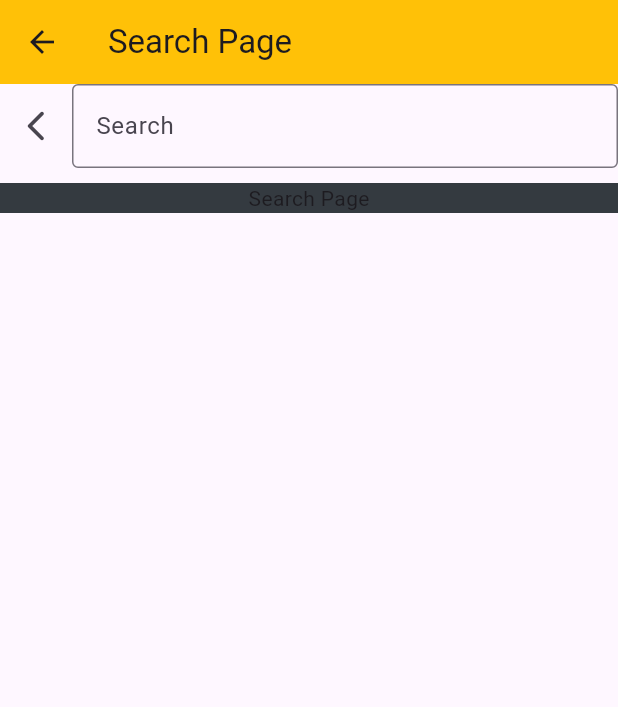
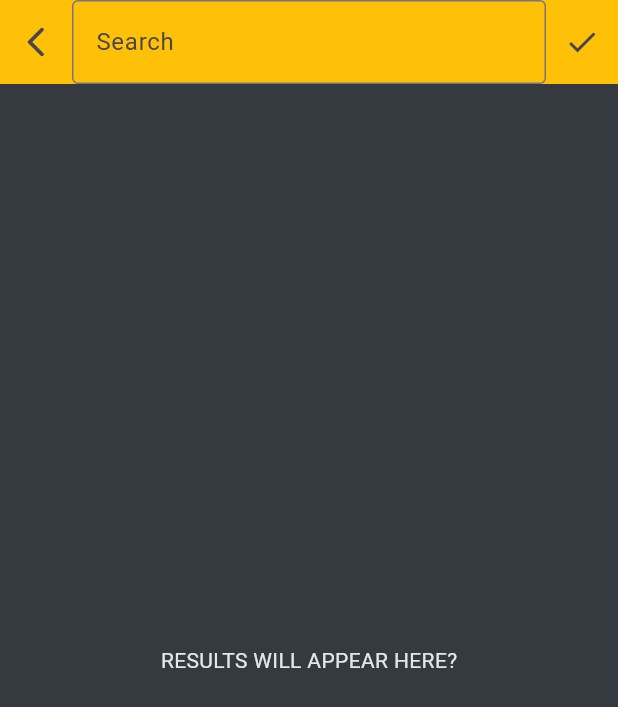
Before and after one commit to Ghaith200/actors_app, a Flutter app: the SearchPage screen opened directly, on a phone screen of 412 x 824 dp. Shown: the top 707 px of the screen. Run offline on Flutter 3.47's test engine with Material 3 defaults, Android fonts, the phone set to English and light mode, and no system bars; our stand-ins replace bloc, cached_network_image, dio, flutter_bloc; missing offline and left inert: flutter_file_downloader; network calls fail.

Commit message:
Added a search page

```diff
--- a/lib/presentation_layer/screens/search_page.dart
+++ b/lib/presentation_layer/screens/search_page.dart
@@ -14,16 +14,13 @@ class _SearchPageState extends State<SearchPage> {
   Widget build(BuildContext context) {
     return SafeArea(
         child: Scaffold(
-      appBar: AppBar(
-        backgroundColor: MyColors.myYellow,
-        title: const Text('Search Page'),
-        actions: [],
-      ),
-      body: ListView(
+      body: Container(
+        width: MediaQuery.of(context).size.width,
+        child: Container(
+          color: MyColors.myYellow,
+          child: Column(
             children: [
-          Container(
-            width: MediaQuery.of(context).size.width,
-            child: Row(
+              Row(
                 children: [
                   IconButton(
                       onPressed: () {
@@ -40,23 +37,28 @@ class _SearchPageState extends State<SearchPage> {
                       ),
                       onFieldSubmitted: (value) {},
                     ),
+                  ),
+                  IconButton(
+                    onPressed: () {},
+                    icon: Icon(Icons.check),
                   )
                 ],
-            ),
-          ),
-          const SizedBox(
-            height: 10,
               ),
               Expanded(
                 child: Container(
                   color: MyColors.myGrey,
-              child: const Center(
-                child: Text('Search Page'),
+                  child: Center(
+                    child: Text(
+                      'RESULTS WILL APPEAR HERE?',
+                      style: TextStyle(color: MyColors.myWhite),
+                    ),
                   ),
                 ),
               ),
             ],
           ),
+        ),
+      ),
     ));
   }
 }
```
Lines whose indentation alone changed are shown as unchanged.
